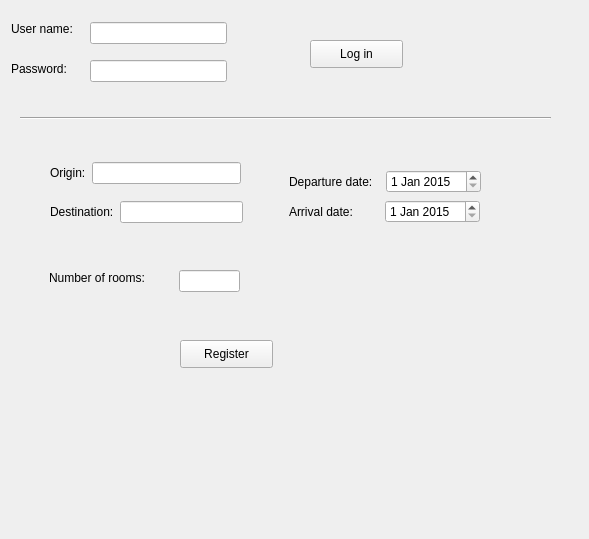
Above: TourismAgencyClient/TourismAgencyClient/com/tourism/gui/ui_files/widget_register_travel_pack.ui from atrevisan/tourism_agency before the change. Below: the same form after it.
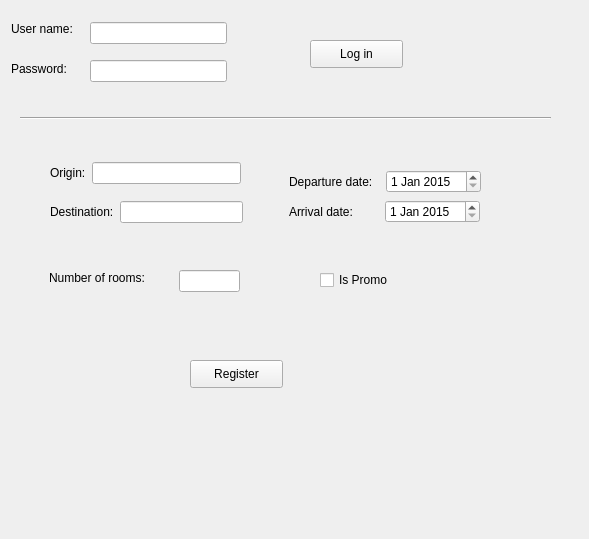
That is the form after the change.

Commit message: Persistence module and recovery of travel packs

The edit to the form file:
```diff
--- a/TourismAgencyClient/TourismAgencyClient/com/tourism/gui/ui_files/widget_register_travel_pack.ui
+++ b/TourismAgencyClient/TourismAgencyClient/com/tourism/gui/ui_files/widget_register_travel_pack.ui
@@ -224,8 +224,8 @@
   <widget class="QPushButton" name="button_register">
    <property name="geometry">
     <rect>
-     <x>180</x>
-     <y>340</y>
+     <x>190</x>
+     <y>360</y>
      <width>93</width>
      <height>28</height>
     </rect>
@@ -234,6 +234,19 @@
     <string>Register</string>
    </property>
   </widget>
+  <widget class="QCheckBox" name="check_is_promo">
+   <property name="geometry">
+    <rect>
+     <x>320</x>
+     <y>270</y>
+     <width>81</width>
+     <height>20</height>
+    </rect>
+   </property>
+   <property name="text">
+    <string>Is Promo</string>
+   </property>
+  </widget>
  </widget>
  <resources/>
  <connections/>
```
The commit also changes 8 other files.
